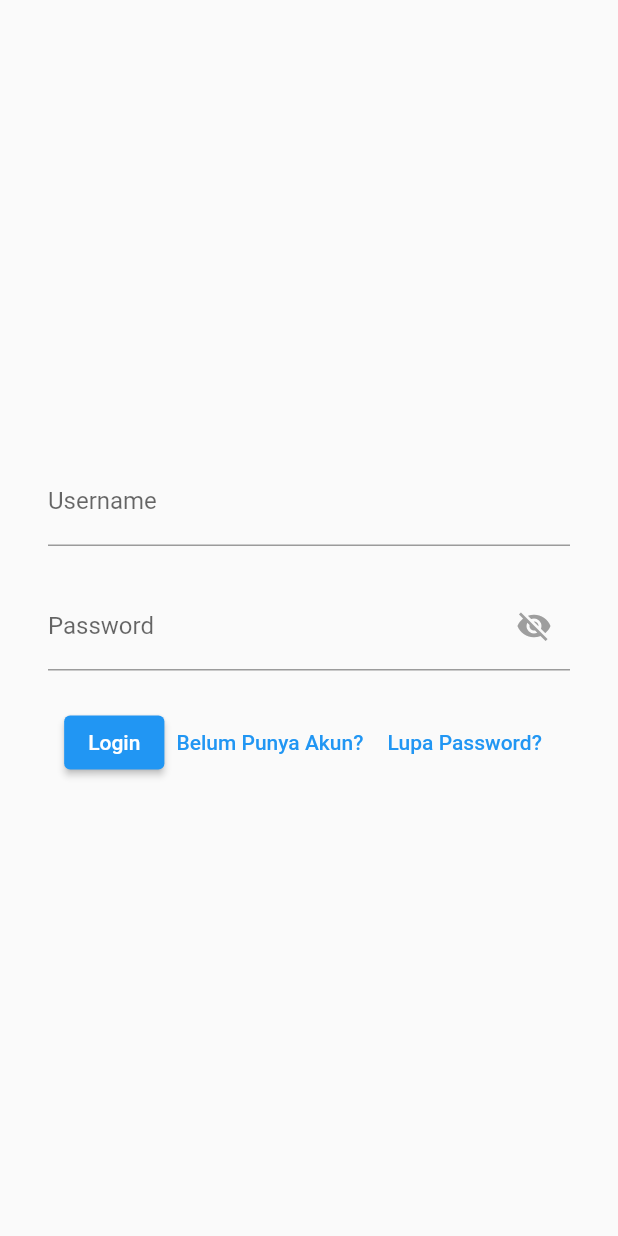
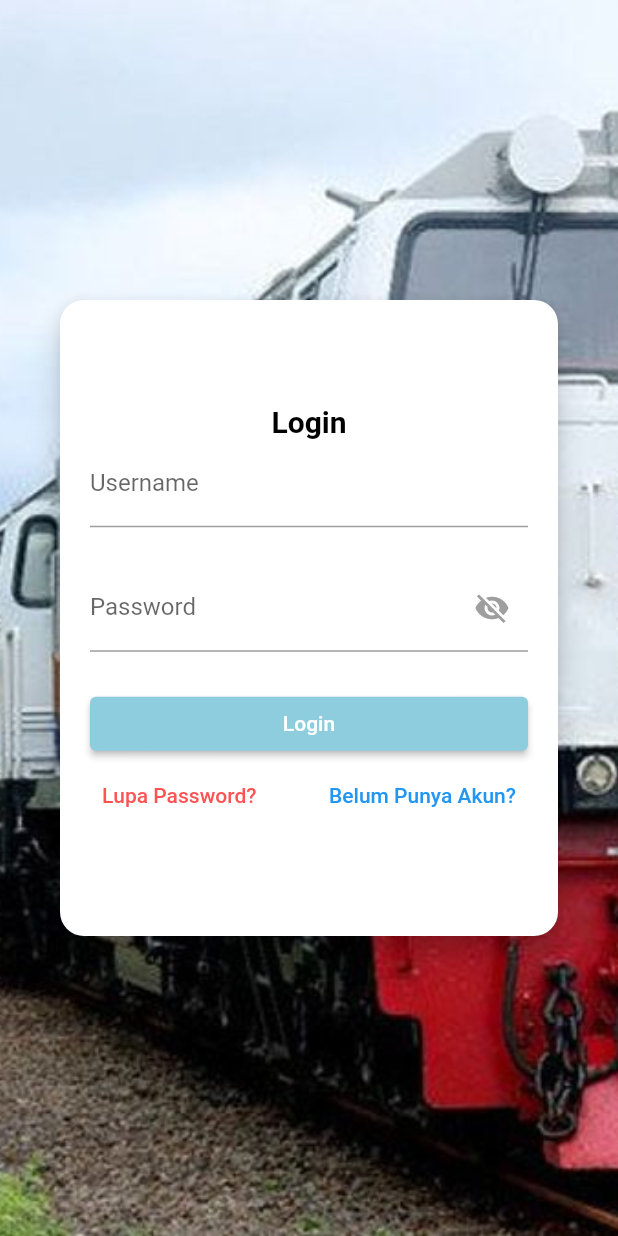
Before and after one commit to ErickMarcellinoP18/11_PBPtransportasi, a Flutter app: the screen it shows after launch, after a tap on "Register", after a tap on "Sudah punya akun ?", on a phone screen of 412 x 824 dp. Run offline on Flutter 3.47's test engine with Material 2 defaults, Android fonts, the light colour scheme and no system bars; our stand-ins replace barcode_widget, camera, flutter_riverpod, flutter_slidable, flutter_tts, image_picker and 6 more; missing offline and left inert: mobile_scanner, screen_brightness; accounts and stored records are empty; Roboto replaces fonts that are missing (Noto Sans HK).

Commit message:
Login Styled

```diff
--- a/lib/view/login.dart
+++ b/lib/view/login.dart
@@ -56,14 +56,41 @@ class _LoginViewState extends State<LoginView> {
 
     Map? dataForm = widget.data;
     return Scaffold(
+      resizeToAvoidBottomInset: false,
       body: SafeArea(
+        child: Container(
+          decoration: BoxDecoration(
+              image: DecorationImage(
+                  image: AssetImage("assets/images/GambarKeretaApi.jpg"),
+                  fit: BoxFit.cover)),
+          child: Center(
+            child: Card(
+              elevation: 8.0,
+              shape: RoundedRectangleBorder(
+                  borderRadius: BorderRadius.circular(16.0)),
+              margin: EdgeInsets.only(
+                top: 200,
+                bottom: 200,
+                right: 40,
+                left: 40,
+              ),
               child: Form(
                 key: _formKey,
                 child: Padding(
-            padding: EdgeInsets.all(32),
+                  padding: EdgeInsets.all(20),
                   child: Column(
                     mainAxisAlignment: MainAxisAlignment.center,
                     children: [
+                      Text(
+                        "Login",
+                        style: TextStyle(
+                          color: Colors.black,
+                          fontSize: 20,
+                          fontFamily: 'Noto Sans HK',
+                          fontWeight: FontWeight.w700,
+                          height: 0,
+                        ),
+                      ),
                       TextFormField(
                         controller: controllerUsername,
                         decoration: const InputDecoration(
@@ -95,7 +122,8 @@ class _LoginViewState extends State<LoginView> {
                               isPasswordVisible
                                   ? Icons.visibility_off
                                   : Icons.visibility,
-                        color: isPasswordVisible ? Colors.grey : Colors.blue,
+                              color:
+                                  isPasswordVisible ? Colors.grey : Colors.blue,
                             ),
                           ),
                         ),
@@ -113,7 +141,8 @@ class _LoginViewState extends State<LoginView> {
                       Row(
                         mainAxisAlignment: MainAxisAlignment.center,
                         children: [
-                    ElevatedButton(
+                          Expanded(
+                            child: ElevatedButton(
                               onPressed: () async {
                                 if (_formKey.currentState!.validate()) {
                                   if (controllerUsername.text == 'Petugas' &&
@@ -126,7 +155,8 @@ class _LoginViewState extends State<LoginView> {
                                     Navigator.pushReplacement(
                                       context,
                                       MaterialPageRoute(
-                                builder: (context) => const HomePagePetugas(),
+                                        builder: (context) =>
+                                            const HomePagePetugas(),
                                       ),
                                     );
                                   } else {
@@ -135,34 +165,54 @@ class _LoginViewState extends State<LoginView> {
                                       Navigator.pushReplacement(
                                           context,
                                           MaterialPageRoute(
-                                      builder: (context) =>
-                                          HomeView(loggedIn: loggedIn)));
+                                              builder: (context) => HomeView(
+                                                  loggedIn: loggedIn)));
                                     }
                                   }
                                 }
                               },
                               child: const Text('Login'),
+                              style: ElevatedButton.styleFrom(
+                                  backgroundColor:
+                                      Color.fromARGB(255, 142, 205, 221)),
                             ),
-                    TextButton(
-                        onPressed: () {
-                          Map<String, dynamic> formData = {};
-                          formData['username'] = controllerUsername.text;
-                          formData['password'] = controllerPassword.text;
-                          pushRegister(context);
-                        },
-                        child: const Text('Belum Punya Akun?')),
+                          ),
+                        ],
+                      ),
+                      Flexible(
+                        child: Row(
+                          mainAxisAlignment: MainAxisAlignment.spaceBetween,
+                          children: [
                             TextButton(
                                 onPressed: () {
                                   Navigator.push(
                                       context,
                                       MaterialPageRoute(
-                                builder: (context) => ForgetPasswordPage(),
+                                        builder: (context) =>
+                                            ForgetPasswordPage(),
                                       ));
                                 },
-                        child: const Text('Lupa Password?'))
+                                child: const Text('Lupa Password?',
+                                    style: TextStyle(color: Colors.redAccent))),
+                            TextButton(
+                                onPressed: () {
+                                  Map<String, dynamic> formData = {};
+                                  formData['username'] =
+                                      controllerUsername.text;
+                                  formData['password'] =
+                                      controllerPassword.text;
+                                  pushRegister(context);
+                                },
+                                child: const Text(
+                                  'Belum Punya Akun?',
+                                )),
                           ],
-                )
+                        ),
+                      ),
                     ],
+                  ),
+                ),
+              ),
             ),
           ),
         ),
--- a/pubspec.yaml
+++ b/pubspec.yaml
@@ -48,6 +48,7 @@ flutter:
     - assets/images/eks.jpg
     - assets/images/priv.jpg
     - assets/images/logo.png
+    - assets/images/GambarKeretaApi.jpg
 
   fonts:
   - family: Raleway
```
Also changed, not shown: assets/images/GambarKeretaApi.jpg (added). Lines whose indentation alone changed are shown as unchanged.
